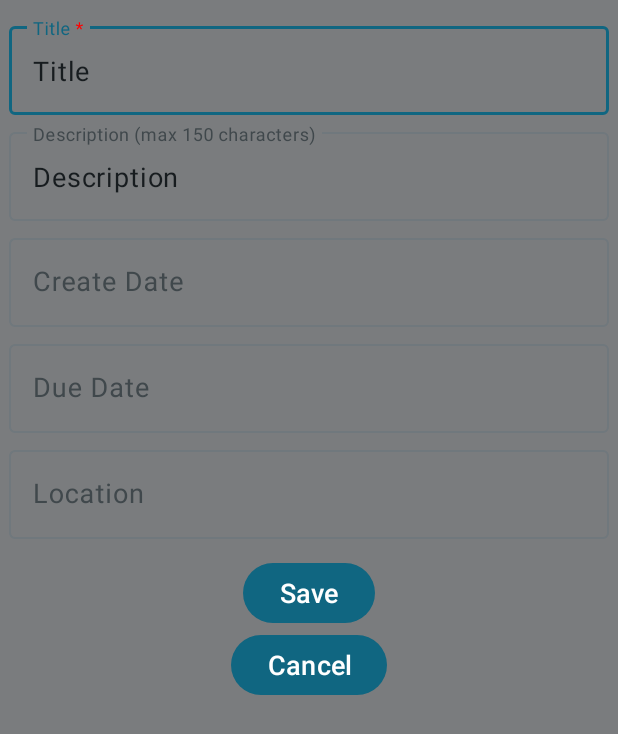
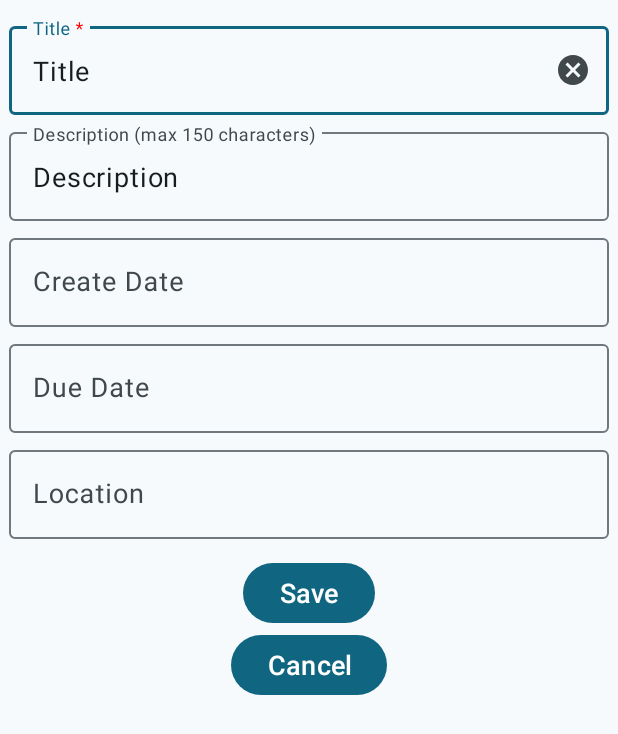
Before and after one commit to davidhsiaotw/todolist, an Android app: the layout fragment_edit_task.xml on its own in the app's theme, with its tools: preview values and no code run, on a phone screen of 412 x 824 dp. Shown: the top 734 px of the screen. Run offline under Robolectric (Android 15) with nearby library versions, the phone set to English and light mode, and no system bars.

Commit message:
fix: adjust user interface with Material Design 3

```diff
--- a/app/src/main/java/com/example/todolist/util/TaskTouchSimpleCallBack.kt
+++ b/app/src/main/java/com/example/todolist/util/TaskTouchSimpleCallBack.kt
@@ -29,7 +29,7 @@ class TaskTouchSimpleCallBack(
         RecyclerViewSwipeDecorator.Builder(
             c, recyclerView, viewHolder, dX, dY, actionState, isCurrentlyActive
         ).addSwipeLeftBackgroundColor(
-            ContextCompat.getColor(viewHolder.itemView.context, R.color.item_delete)
+            ContextCompat.getColor(viewHolder.itemView.context, R.color.md_theme_error)
         ).addSwipeLeftActionIcon(R.drawable.round_delete_forever_24).create().decorate()
         super.onChildDraw(c, recyclerView, viewHolder, dX, dY, actionState, isCurrentlyActive)
     }
--- a/app/src/main/res/drawable/round_visibility_24.xml
+++ b/app/src/main/res/drawable/round_visibility_24.xml
@@ -3,7 +3,7 @@
     android:height="24dp"
     android:viewportWidth="24"
     android:viewportHeight="24"
-    android:tint="?attr/colorControlNormal">
+    android:tint="@color/md_theme_primary">
   <path
       android:fillColor="@android:color/white"
       android:pathData="M12,4C7,4 2.73,7.11 1,11.5 2.73,15.89 7,19 12,19s9.27,-3.11 11,-7.5C21.27,7.11 17,4 12,4zM12,16.5c-2.76,0 -5,-2.24 -5,-5s2.24,-5 5,-5 5,2.24 5,5 -2.24,5 -5,5zM12,8.5c-1.66,0 -3,1.34 -3,3s1.34,3 3,3 3,-1.34 3,-3 -1.34,-3 -3,-3z"/>
--- a/app/src/main/res/drawable/round_visibility_off_24.xml
+++ b/app/src/main/res/drawable/round_visibility_off_24.xml
@@ -1,7 +1,7 @@
 <vector xmlns:android="http://schemas.android.com/apk/res/android"
     android:width="24dp"
     android:height="24dp"
-    android:tint="#BEBEBE"
+    android:tint="@color/md_theme_secondary"
     android:viewportWidth="24"
     android:viewportHeight="24">
     <path
--- a/app/src/main/res/layout/activity_main.xml
+++ b/app/src/main/res/layout/activity_main.xml
@@ -20,12 +20,12 @@
         android:layout_height="wrap_content"
         android:contentDescription="@string/add_content_description"
         app:layout_anchor="@id/bottomAppBar"
-        app:srcCompat="@drawable/round_add_24"
-        tools:ignore="ImageContrastCheck" />
+        app:shapeAppearance="@style/ShapeAppearance.Material3.Corner.Full"
+        app:srcCompat="@drawable/round_add_24" />
 
     <com.google.android.material.bottomappbar.BottomAppBar
         android:id="@+id/bottomAppBar"
-        style="@style/Widget.MaterialComponents.BottomAppBar.Colored"
+        style="@style/Widget.MaterialComponents.BottomAppBar"
         android:layout_width="match_parent"
         android:layout_height="wrap_content"
         android:layout_gravity="bottom"
--- a/app/src/main/res/layout/fragment_edit_task.xml
+++ b/app/src/main/res/layout/fragment_edit_task.xml
@@ -4,8 +4,7 @@
     xmlns:tools="http://schemas.android.com/tools"
     android:layout_width="match_parent"
     android:layout_height="match_parent"
-    android:background="#80000000"
-    android:id="@+id/secondFragment"
+    android:id="@+id/taskEditFragment"
     tools:context=".ui.fragment.TaskEditDialogFragment">
 
     <ScrollView
@@ -28,6 +27,7 @@
                 android:layout_width="0dp"
                 android:layout_height="wrap_content"
                 android:layout_marginTop="6dp"
+                app:endIconMode="clear_text"
                 android:hint="@string/task_title_req"
                 app:layout_constraintEnd_toEndOf="parent"
                 app:layout_constraintStart_toStartOf="parent"
@@ -85,7 +85,7 @@
                     android:id="@+id/create_date_input"
                     android:layout_width="match_parent"
                     android:layout_height="match_parent"
-                    android:inputType="textAutoComplete|textCapWords"
+                    android:inputType="textAutoComplete"
                     android:maxLines="1"
                     android:textSize="18sp"
                     app:layout_constraintEnd_toEndOf="parent"
@@ -107,7 +107,7 @@
                     android:id="@+id/due_date_input"
                     android:layout_width="match_parent"
                     android:layout_height="match_parent"
-                    android:inputType="textAutoComplete|textCapWords"
+                    android:inputType="textAutoComplete"
                     android:maxLines="1"
                     android:textSize="18sp"
                     app:layout_constraintEnd_toEndOf="parent"
@@ -129,7 +129,7 @@
                     android:id="@+id/location_input"
                     android:layout_width="match_parent"
                     android:layout_height="match_parent"
-                    android:inputType="textAutoComplete|textCapWords"
+                    android:inputType="textAutoComplete"
                     android:maxLines="1"
                     android:textSize="18sp"
                     app:layout_constraintEnd_toEndOf="parent"
--- a/app/src/main/res/layout/task_view.xml
+++ b/app/src/main/res/layout/task_view.xml
@@ -4,7 +4,9 @@
     xmlns:tools="http://schemas.android.com/tools"
     android:id="@+id/task_card"
     android:layout_width="match_parent"
-    android:layout_height="wrap_content">
+    android:layout_height="wrap_content"
+    app:shapeAppearance="@style/ShapeAppearance.Material3.Corner.None"
+    app:strokeWidth="0dp">
 
     <androidx.constraintlayout.widget.ConstraintLayout
         android:id="@+id/task_card_layout"
```
